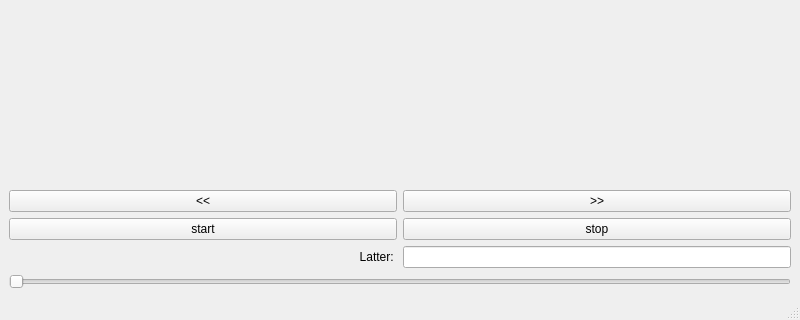
Old version of the form Marker/mainwindow.ui in the repository Adeykin/LeapRecorder; both pictures show x 0 to 800 and y 325 to 645 of the 800 by 645 pixel window.
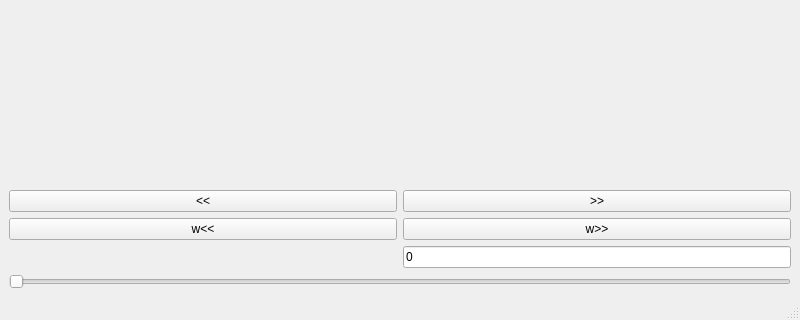
New version of the form. Custom widgets are drawn as their Qt base class.

Commit message: Marker app basic GUI

Diff of the .ui file:
```diff
--- a/Marker/mainwindow.ui
+++ b/Marker/mainwindow.ui
@@ -40,10 +40,10 @@
         <item row="2" column="0">
          <widget class="QLabel" name="label">
           <property name="text">
-           <string>Latter: </string>
+           <string/>
           </property>
           <property name="alignment">
-           <set>Qt::AlignRight|Qt::AlignTrailing|Qt::AlignVCenter</set>
+           <set>Qt::AlignCenter</set>
           </property>
          </widget>
         </item>
@@ -55,12 +55,15 @@
             <verstretch>0</verstretch>
            </sizepolicy>
           </property>
+          <property name="text">
+           <string>0</string>
+          </property>
          </widget>
         </item>
         <item row="1" column="0">
          <widget class="QPushButton" name="startButton">
           <property name="text">
-           <string>start</string>
+           <string>w&lt;&lt;</string>
           </property>
          </widget>
         </item>
@@ -74,7 +77,7 @@
         <item row="1" column="1">
          <widget class="QPushButton" name="pushButton_7">
           <property name="text">
-           <string>stop</string>
+           <string>w&gt;&gt;</string>
           </property>
          </widget>
         </item>
```
Left out of the diff: 6 changed lines with no effect on the pictures. The commit also changes 5 other files.
